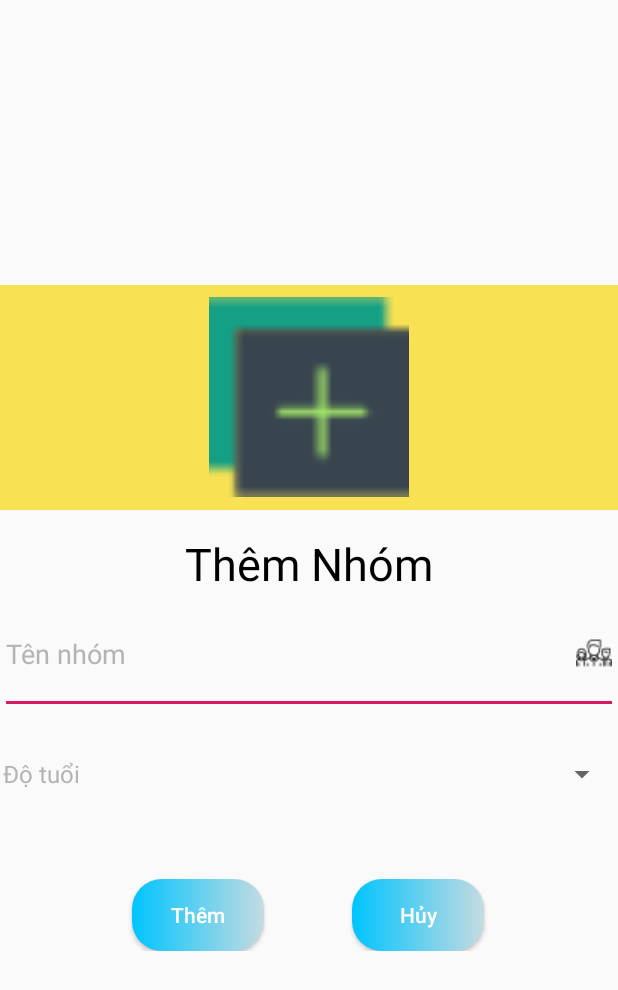
After one commit to kalylenny/DemoSwimmingGo, an Android app: the layout dialog_add_team.xml on its own in the app's theme, with its tools: preview values and no code run, on a phone screen of 412 x 824 dp. The commit adds this screen. Shown: the top 990 px of the screen. Run offline under Robolectric (Android 15) with nearby library versions, the phone set to English and light mode, and no system bars.

Commit message:
Dialog add team

```diff
--- a/app/src/main/java/com/example/swimminggo/view/coach/fragment/TeamFragment.java
+++ b/app/src/main/java/com/example/swimminggo/view/coach/fragment/TeamFragment.java
@@ -23,17 +23,6 @@ public class TeamFragment extends Fragment {
     public View onCreateView(LayoutInflater inflater, ViewGroup container,
                              Bundle savedInstanceState) {
         view = inflater.inflate(R.layout.fragment_team, container, false);
-        SwipeMenuListView swipeMenuListView = (SwipeMenuListView) view.findViewById(R.id.listView);
-
-        ArrayList<String> list = new ArrayList<>();
-        list.add("Team 1");
-        list.add("Team 2");
-        list.add("Team 3");
-        list.add("Team 4");
-        list.add("Team 5");
-        ArrayAdapter adapter;
-        adapter = new ArrayAdapter(TeamFragment,android.R.layout.simple_list_item_1,list);
-
         return view;
     }
 }
--- /dev/null
+++ b/app/src/main/res/layout/dialog_add_team.xml
@@ -0,0 +1,110 @@
+<?xml version="1.0" encoding="utf-8"?>
+<LinearLayout xmlns:android="http://schemas.android.com/apk/res/android"
+    android:orientation="vertical"
+
+    android:layout_gravity="center"
+    android:layout_width="match_parent"
+    android:layout_height="wrap_content">
+
+    <LinearLayout
+        android:gravity="center"
+        android:background="@color/colorYellow"
+        android:layout_width="match_parent"
+        android:layout_height="150dp">
+
+        <ImageView
+            android:layout_width="200px"
+            android:layout_height="200px"
+            android:src="@drawable/ic_addteam"/>
+    </LinearLayout>
+
+    <TextView
+        android:layout_gravity="center_horizontal"
+        android:paddingTop="15dp"
+        android:textColor="@color/colorBlack"
+        android:textSize="30sp"
+        android:text="Thêm Nhóm"
+        android:layout_width="wrap_content"
+        android:layout_height="wrap_content"/>
+
+    <EditText
+        android:textColorHint="@color/colorGray"
+        android:hint="Tên nhóm"
+        android:id="@+id/edt_username"
+        android:layout_width="match_parent"
+        android:layout_height="80dp"
+        android:drawableRight="@drawable/ic_team" />
+
+    <LinearLayout
+        android:orientation="horizontal"
+        android:layout_width="match_parent"
+        android:layout_height="80dp">
+
+        <TextView
+            android:textColor="@color/colorGray"
+            android:layout_gravity="center_vertical"
+            android:paddingLeft="2sp"
+            android:textSize="16sp"
+            android:text="Độ tuổi"
+            android:layout_width="wrap_content"
+            android:layout_height="wrap_content"/>
+
+        <androidx.appcompat.widget.AppCompatSpinner
+
+            android:paddingLeft="20sp"
+            android:autofillHints="Độ tuổi"
+            android:layout_width="match_parent"
+            android:layout_height="match_parent"/>
+    </LinearLayout>
+
+
+    <LinearLayout
+        android:paddingTop="30dp"
+        android:layout_width="match_parent"
+        android:layout_height="wrap_content"
+        android:orientation="horizontal"
+        android:weightSum="4">
+
+        <LinearLayout
+            android:layout_width="wrap_content"
+            android:layout_height="wrap_content"
+            android:layout_weight="1"></LinearLayout>
+
+        <LinearLayout
+            android:layout_width="wrap_content"
+            android:layout_height="wrap_content"
+            android:layout_weight="1"
+            android:gravity="center">
+
+            <Button
+                android:id="@+id/btn_add_team"
+                android:layout_width="wrap_content"
+                android:layout_height="wrap_content"
+                android:background="@drawable/button_login_border"
+                android:text="Thêm"
+                android:textAllCaps="false"
+                android:textColor="@color/colorWhite" />
+        </LinearLayout>
+
+        <LinearLayout
+            android:layout_width="wrap_content"
+            android:layout_height="wrap_content"
+            android:layout_weight="1"
+            android:gravity="center">
+
+            <Button
+                android:id="@+id/btn_cancel"
+                android:layout_width="wrap_content"
+                android:layout_height="wrap_content"
+                android:background="@drawable/button_login_border"
+                android:text="Hủy"
+                android:textAllCaps="false"
+                android:textColor="@color/colorWhite" />
+        </LinearLayout>
+
+        <LinearLayout
+            android:layout_width="wrap_content"
+            android:layout_height="wrap_content"
+            android:layout_weight="1"></LinearLayout>
+    </LinearLayout>
+</LinearLayout>
--- a/app/src/main/res/layout/fragment_team.xml
+++ b/app/src/main/res/layout/fragment_team.xml
@@ -6,11 +6,7 @@
     android:background="@drawable/team_background"
     tools:context=".view.coach.fragment.TeamFragment">
 
-    <com.baoyz.swipemenulistview.SwipeMenuListView
-        android:id="@+id/listView"
-        android:layout_width="match_parent"
-        android:layout_height="match_parent"
-        />
+
 
     <com.google.android.material.floatingactionbutton.FloatingActionButton
         android:id="@+id/btn_add"
--- a/app/src/main/res/values/colors.xml
+++ b/app/src/main/res/values/colors.xml
@@ -8,5 +8,6 @@
     <color name="colorBlack">#000000</color>
     <color name="colorBlue">#00BCD4</color>
     <color name="colorGreen">#4DF302</color>
+    <color name="colorYellow">#F8E254</color>
 
 </resources>
```
Also changed, not shown: app/src/main/res/drawable-v24/ic_addteam.png (added), app/src/main/res/drawable-v24/ic_team.png (added).
